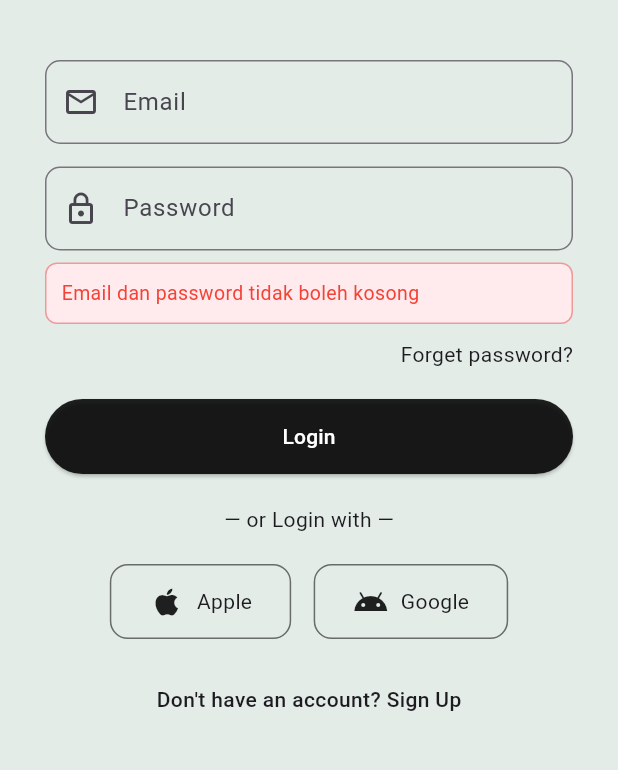
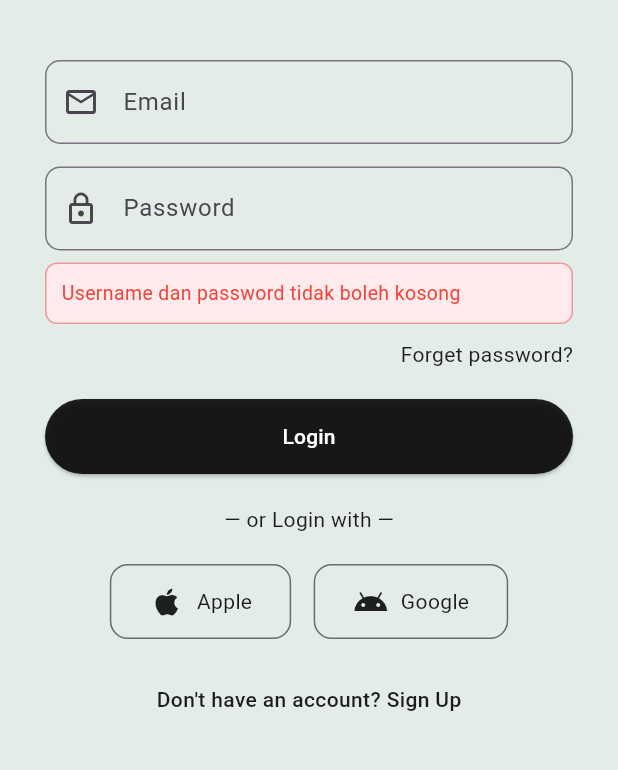
Before and after one commit to tiarahutapea07-art/todo-list, a Flutter app: the screen it shows after launch, after a tap on "Login", on a phone screen of 412 x 824 dp, the part 291-1061 px from its top. Run offline on Flutter 3.47's test engine with Material 3 defaults, Android fonts, the phone set to English and light mode, and no system bars; our stand-ins replace shared_preferences, table_calendar; accounts and stored records are empty; network calls fail.

```diff
--- a/lib/providers/auth_provider.dart
+++ b/lib/providers/auth_provider.dart
@@ -1,34 +1,23 @@
+import 'dart:convert';
 import 'package:flutter/material.dart';
+import 'package:http/http.dart' as http;
 import '../models/user_model.dart';
 
 class AuthProvider extends ChangeNotifier {
   UserModel? _user;
   bool _isLoading = false;
   String? _errorMessage;
+  String? _token;
 
   UserModel? get user => _user;
   bool get isLoading => _isLoading;
   bool get isLoggedIn => _user != null;
   String? get errorMessage => _errorMessage;
+  String? get token => _token;
 
-  Future<bool> login(String email, String password) async {
-    // validasi kosong
-    if (email.isEmpty || password.isEmpty) {
-      _errorMessage = 'Email dan password tidak boleh kosong';
-      notifyListeners();
-      return false;
-    }
-
-    // validasi format email
-    if (!email.contains('@')) {
-      _errorMessage = 'Format email tidak valid';
-      notifyListeners();
-      return false;
-    }
-
-    // validasi panjang password
-    if (password.length < 6) {
-      _errorMessage = 'Password minimal 6 karakter';
+  Future<bool> login(String username, String password) async {
+    if (username.isEmpty || password.isEmpty) {
+      _errorMessage = 'Username dan password tidak boleh kosong';
       notifyListeners();
       return false;
     }
@@ -37,22 +26,46 @@ class AuthProvider extends ChangeNotifier {
     _errorMessage = null;
     notifyListeners();
 
-    // simulasi API call (nanti ganti dengan http request ke backend)
-    await Future.delayed(const Duration(seconds: 1));
+    try {
+      final response = await http.post(
+        Uri.parse('https://dummyjson.com/auth/login'),
+        headers: {'Content-Type': 'application/json'},
+        body: jsonEncode({'username': username, 'password': password}),
+      );
 
-    // simulasi login berhasil — nanti diganti response dari API
-    _user = UserModel(
-      name: 'Erik Smith',
-      email: email,
-    );
+      final data = jsonDecode(response.body);
 
-    _isLoading = false;
-    notifyListeners();
-    return true;
+      if (response.statusCode == 200) {
+        _token = data['accessToken'];
+
+        _user = UserModel(
+          name: '${data['firstName']} ${data['lastName']}',
+          email: data['email'],
+        );
+
+        return true;
+      } else {
+        _errorMessage = data['message'] ?? 'Login gagal';
+        return false;
+      }
+    } catch (e) {
+      _errorMessage = 'Tidak bisa terhubung ke API';
+      return false;
+    } finally {
+      _isLoading = false;
+      notifyListeners();
+    }
   }
 
   void logout() {
     _user = null;
+    _token = null;
+    _errorMessage = null;
+    notifyListeners();
+  }
+
+  void clearError() {
+    _errorMessage = null;
     notifyListeners();
   }
 }
--- a/pubspec.yaml
+++ b/pubspec.yaml
@@ -31,6 +31,7 @@ dependencies:
   flutter:
     sdk: flutter
 
+
   # The following adds the Cupertino Icons font to your application.
   # Use with the CupertinoIcons class for iOS style icons.
   cupertino_icons: ^1.0.8
@@ -44,6 +45,7 @@ dependencies:
 
   # Local Storage
   shared_preferences: ^2.3.2
+  intl: ^0.20.0
 
 dev_dependencies:
   flutter_test:
```
Also changed, not shown: lib/ProfilePage.dart (+24 -51 lines), lib/login_page.dart (deleted, +0 -152 lines), lib/main.dart (+7 -8 lines), lib/task_provider.dart (+65 -39 lines), pubspec.lock.
